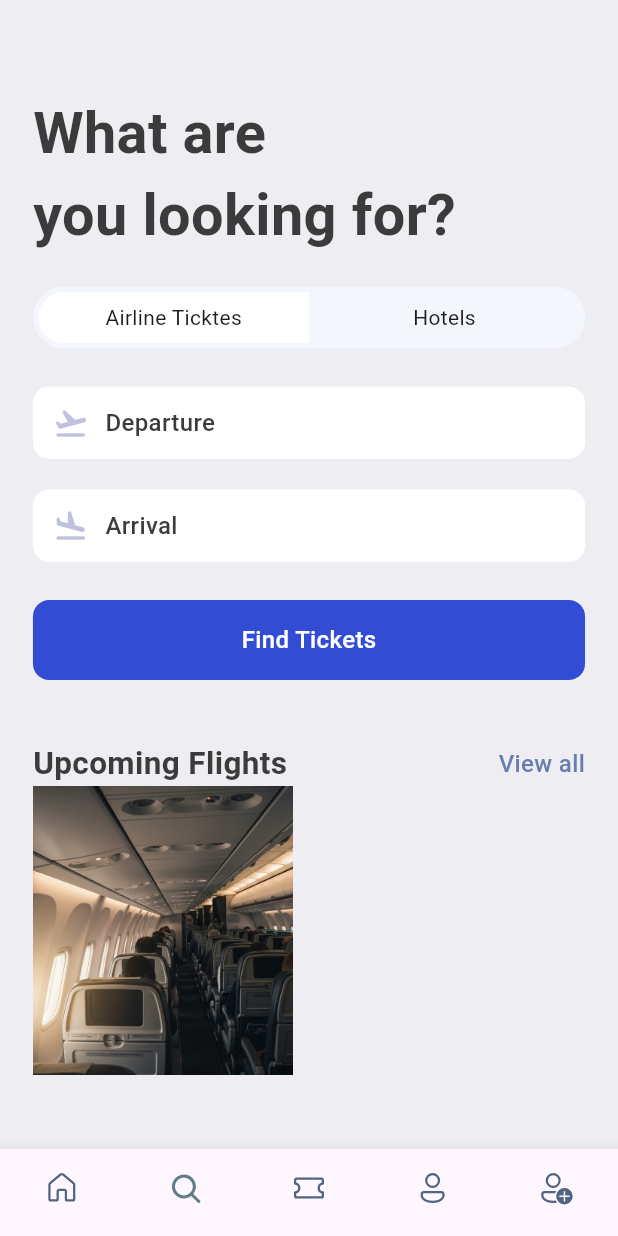
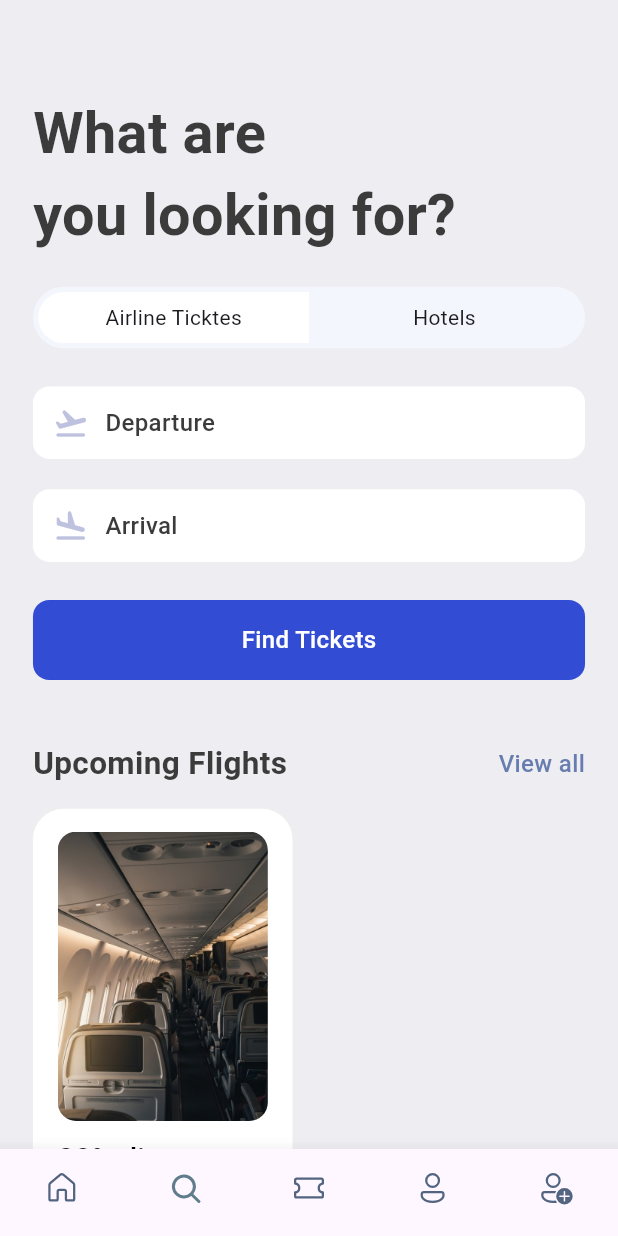
Before and after one commit to adedeni/flightBookingApp, a Flutter app: the screen it shows after launch, item 2 of the bottom bar chosen, on a phone screen of 412 x 824 dp. Run offline on Flutter 3.47's test engine with Material 3 defaults, Android fonts, the light colour scheme and no system bars; our stand-ins replace fluentui_icons, gap.

Commit message:
designed discount card

```diff
--- a/lib/screens/search_screen.dart
+++ b/lib/screens/search_screen.dart
@@ -90,32 +90,71 @@ class SearchScreen extends StatelessWidget {
             ),
             child: Center(
               child: Text(
-                'Find Tickets', style: Styles.textStyle.copyWith(color: Colors.white)
+                'Find Tickets',
+                style: Styles.textStyle.copyWith(color: Colors.white),
               ),
             ),
           ),
           Gap(AppLayout.getHeight(context, 40)),
-          const DoubleHeaderText(bigText: "Upcoming Flights", smallText: "View all",),
-          Row(children: [
-            SizedBox(
+          const DoubleHeaderText(
+            bigText: "Upcoming Flights",
+            smallText: "View all",
+          ),
+          Gap(AppLayout.getHeight(context, 15)),
+          Row(
+            children: [
+              Container(
                 height: AppLayout.getHeight(context, 400),
-              width: size.width*.42,
+                width: size.width * .42,
+                padding: EdgeInsets.symmetric(
+                  horizontal: AppLayout.getWidth(context, 15),
+                  vertical: AppLayout.getHeight(context, 15),
+                ),
+                decoration: BoxDecoration(
+                  color: Colors.white,
+                  borderRadius: BorderRadius.circular(
+                    AppLayout.getHeight(context, 20),
+                  ),
+                  boxShadow: [
+                    BoxShadow(
+                      color: Colors.grey.shade200,
+                      blurRadius: 1,
+                      spreadRadius: 1,
+                    ),
+                  ],
+                ),
                 child: Column(
                   children: [
                     Container(
                       height: AppLayout.getHeight(context, 190),
                       decoration: BoxDecoration(
-                      image: DecorationImage(fit: BoxFit.cover,
-                      image: AssetImage(
-                        'assets/images/flightaisle.png'
-                      )
-                      )
+                        borderRadius: BorderRadius.circular(
+                          AppLayout.getHeight(context, 12),
                         ),
+                        image: DecorationImage(
+                          fit: BoxFit.cover,
+                          image: const AssetImage(
+                            'assets/images/flightaisle.png',
+                          ),
+                        ),
+                      ),
+                    ),
+                    Gap(AppLayout.getHeight(context, 12)),
+                    Text(
+                      "20% discount on the early booking of this flight. Don't miss the chance.",
+                      style: Styles.headLineStyle4.copyWith(
+                        color: Colors.black,
+                        fontSize: AppLayout.getHeight(context, 19),
+                      ),
+                    ),
+                  ],
+                ),
+              ),
+              Container(
+
               )
             ],
           ),
-            )
-          ],)
         ],
       ),
     );
```
Lines whose indentation alone changed are shown as unchanged.
